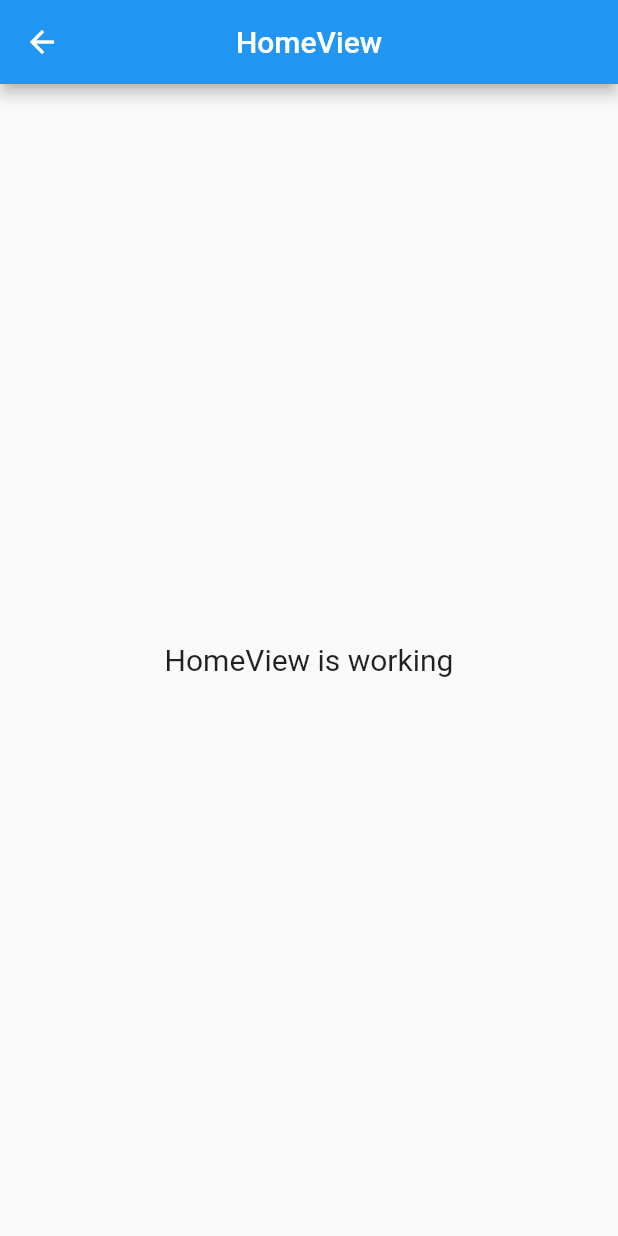
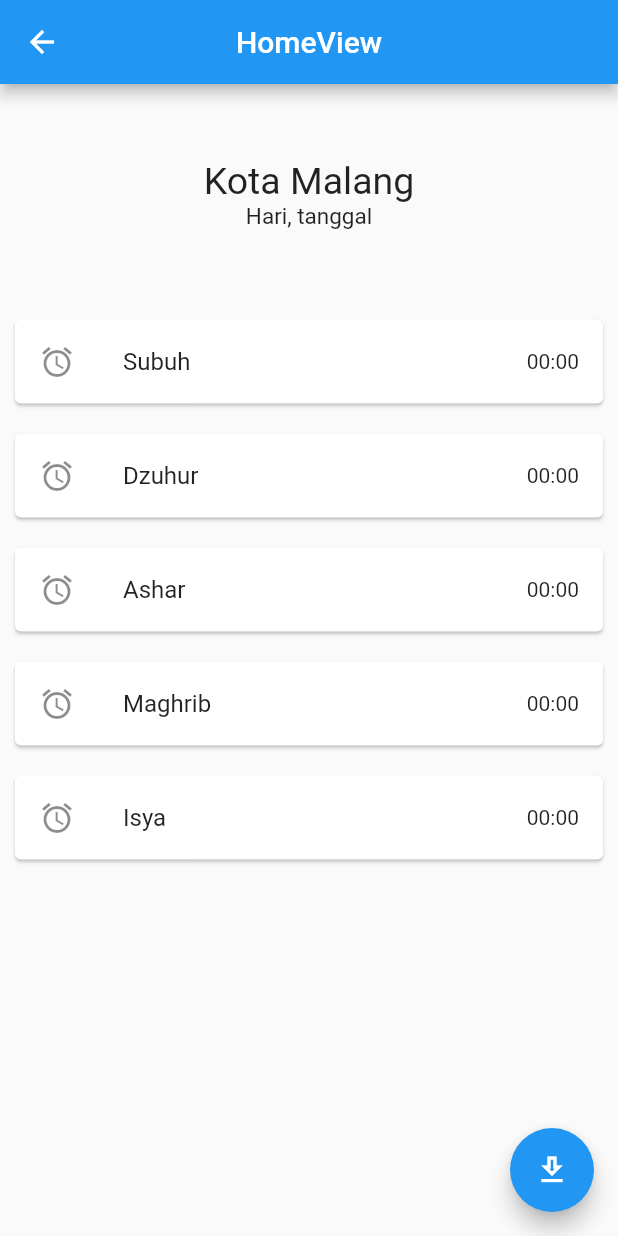
Before and after one commit to achreza/flutter_lets-jamaah, a Flutter app: the HomeView screen opened by its route, on a phone screen of 412 x 824 dp. Run offline on Flutter 3.47's test engine with Material 2 defaults, Android fonts, the light colour scheme and no system bars; our stand-ins replace device_info_plus, get, location; missing offline and left inert: mapbox_gl.

Commit message:
create home page

```diff
--- a/lib/app/modules/home/controllers/home_controller.dart
+++ b/lib/app/modules/home/controllers/home_controller.dart
@@ -1,20 +1,63 @@
 import 'package:get/get.dart';
 
+import 'dart:convert';
+import 'package:http/http.dart' as http;
+import 'package:intl/intl.dart';
+
 class HomeController extends GetxController {
-  //TODO: Implement HomeController
+  RxBool progres = false.obs;
+  RxBool error = false.obs;
+  late String datasubuh;
+  late String datadzuhur;
+  late String dataashar;
+  late String datamaghrib;
+  late String dataisya;
+  late String datatanggal;
 
-  final count = 0.obs;
-  @override
-  void onInit() {
-    super.onInit();
+  void ambilData() async {
+    progres.value = true;
+
+    var tanggalSekarang = DateTime.now();
+    var formatTanggal = DateFormat('yyyy-MM-dd');
+    String formatTanggalSekarang = formatTanggal.format(tanggalSekarang);
+
+    try {
+      // mensimulasikan request network
+      http.Response response = await http.get(Uri.parse(
+          'https://api.banghasan.com/sholat/format/json/jadwal/kota/775/tanggal/$formatTanggalSekarang'));
+      Map data = jsonDecode(response.body);
+      String subuh = data['jadwal']['data']['subuh'];
+      String dzuhur = data['jadwal']['data']['dzuhur'];
+      String ashar = data['jadwal']['data']['ashar'];
+      String maghrib = data['jadwal']['data']['maghrib'];
+      String isya = data['jadwal']['data']['isya'];
+      String tanggal = data['jadwal']['data']['tanggal'];
+
+      datasubuh = subuh;
+      datadzuhur = dzuhur;
+      dataashar = ashar;
+      datamaghrib = maghrib;
+      dataisya = isya;
+      datatanggal = tanggal;
+      progres.value = false;
+      error.value = false;
+    } catch (e) {
+      progres.value = false;
+      error.value = true;
+    }
   }
 
   @override
-  void onReady() {
-    super.onReady();
+  void onInit() {
+
+    super.onInit();
+    progres.value = false;
+    error.value = false;
+    datasubuh = '00:00';
+    datadzuhur = '00:00';
+    dataashar = '00:00';
+    datamaghrib = '00:00';
+    dataisya = '00:00';
+    datatanggal = 'Hari, tanggal';
   }
-
-  @override
-  void onClose() {}
-  void increment() => count.value++;
 }
--- a/lib/app/modules/home/views/home_view.dart
+++ b/lib/app/modules/home/views/home_view.dart
@@ -4,7 +4,14 @@ import 'package:get/get.dart';
 
 import '../controllers/home_controller.dart';
 
+import 'dart:convert';
+import 'package:http/http.dart' as http;
+import 'package:intl/intl.dart';
+
 class HomeView extends GetView<HomeController> {
+
+
+
   @override
   Widget build(BuildContext context) {
     return Scaffold(
@@ -12,11 +19,84 @@ class HomeView extends GetView<HomeController> {
         title: Text('HomeView'),
         centerTitle: true,
       ),
-      body: Center(
-        child: Text(
-          'HomeView is working',
-          style: TextStyle(fontSize: 20),
+      body: ListView(children: [
+        Container(
+            margin: const EdgeInsets.all(50),
+            alignment: const Alignment(0.0, 0.0),
+            child: Column(
+              children: [
+                const Text(
+                  'Kota Malang',
+                  style: TextStyle(
+                    fontSize: 25,
+                  ),
+                ),
+                Text(
+                  controller.datatanggal,
+                  style: const TextStyle(fontSize: 15),
+                ),
+              ],
+            )),
+        Center(
+          child: (controller.progres.value)
+              ? Container(
+                  padding: const EdgeInsets.all(100),
+                  child: const CircularProgressIndicator(
+                    backgroundColor: Colors.grey,
+                    color: Colors.blue,
+                    strokeWidth: 5,
+                  ),
+                )
+              : (controller.error.value)
+                  ? Container(
+                      margin: const EdgeInsets.all(50),
+                      alignment: const Alignment(0.0, 0.0),
+                      child: const Text('Gagal load data...'))
+                  : Column(
+                      mainAxisAlignment: MainAxisAlignment.center,
+                      children: [
+                        Card(
+                          margin: const EdgeInsets.all(10),
+                          child: ListTile(
+                              title: const Text("Subuh"),
+                              leading: const Icon(Icons.alarm),
+                              trailing: Text(controller.datasubuh)),
+                        ),
+                        Card(
+                          margin: const EdgeInsets.all(10),
+                          child: ListTile(
+                              title: const Text("Dzuhur"),
+                              leading: const Icon(Icons.alarm),
+                              trailing: Text(controller.datadzuhur)),
+                        ),
+                        Card(
+                          margin: const EdgeInsets.all(10),
+                          child: ListTile(
+                              title: const Text("Ashar"),
+                              leading: const Icon(Icons.alarm),
+                              trailing: Text(controller.dataashar)),
+                        ),
+                        Card(
+                          margin: const EdgeInsets.all(10),
+                          child: ListTile(
+                              title: const Text("Maghrib"),
+                              leading: const Icon(Icons.alarm),
+                              trailing: Text(controller.datamaghrib)),
+                        ),
+                        Card(
+                          margin: const EdgeInsets.all(10),
+                          child: ListTile(
+                              title: const Text("Isya"),
+                              leading: const Icon(Icons.alarm),
+                              trailing: Text(controller.dataisya)),
+                        ),
+                      ],
+                    ),
         ),
+      ]),
+      floatingActionButton: FloatingActionButton(
+        child: const Icon(Icons.get_app_outlined),
+        onPressed: () => controller.ambilData(),
       ),
     );
   }
--- a/lib/app/routes/app_pages.dart
+++ b/lib/app/routes/app_pages.dart
@@ -10,7 +10,7 @@ part 'app_routes.dart';
 class AppPages {
   AppPages._();
 
-  static const INITIAL = Routes.MAPS;
+  static const INITIAL = Routes.HOME;
 
   static final routes = [
     GetPage(
--- a/pubspec.yaml
+++ b/pubspec.yaml
@@ -18,6 +18,7 @@ dependencies:
   http: ^0.13.0
   collection: ^1.0.0
   device_info_plus: ^3.2.2
+  intl: ^0.17.0
 
 dev_dependencies:
   flutter_lints: ^2.0.0
```
Also changed, not shown: pubspec.lock.
